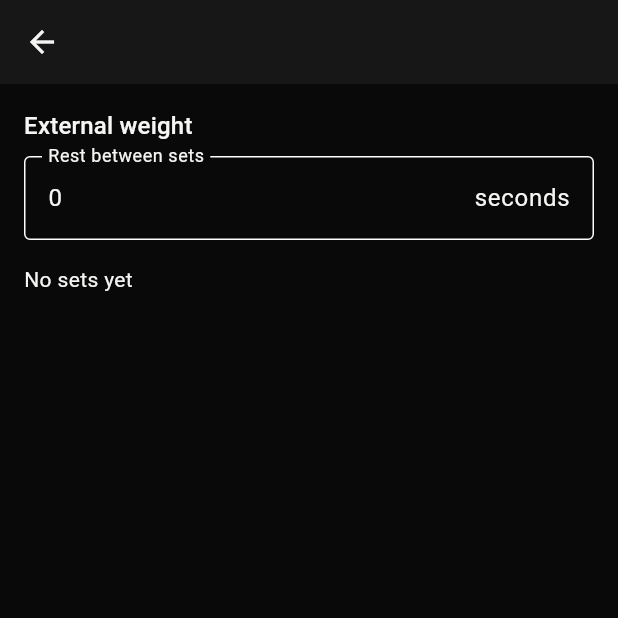
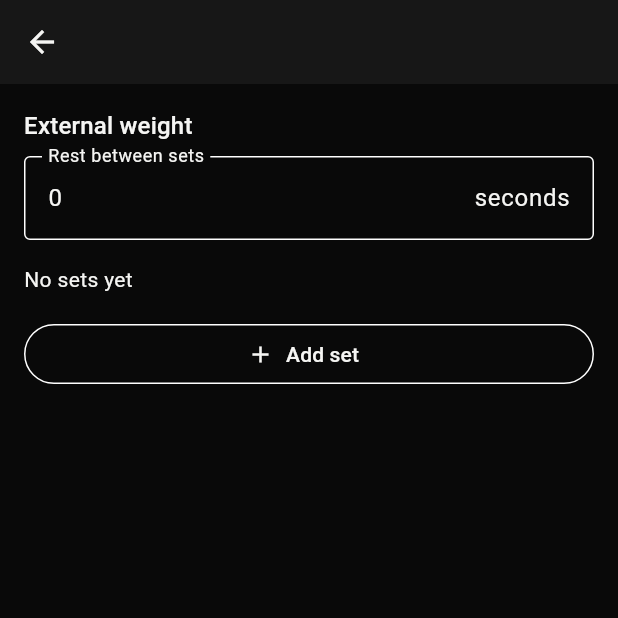
Before and after one commit to paranyu-lk/Flex-Gym-Application, a Flutter app: the ExerciseSetsPage screen opened directly with empty values, on a phone screen of 412 x 824 dp, the top half of it. Run offline on Flutter 3.47's test engine with Material 3 defaults, Android fonts, the phone set to English and light mode, and no system bars.

Commit message:
feat(programs): add sets button

```diff
--- a/lib/screens/exercise_sets_page.dart
+++ b/lib/screens/exercise_sets_page.dart
@@ -53,6 +53,26 @@ class _ExerciseSetsPageState extends State<ExerciseSetsPage> {
     super.dispose();
   }
 
+  void _addSet() {
+    final previousWeight = _weightControllers.isEmpty
+        ? ''
+        : _weightControllers.last.text;
+
+    final previousReps = _repsControllers.isEmpty
+        ? ''
+        : _repsControllers.last.text;
+
+    setState(() {
+      _weightControllers.add(
+        TextEditingController(
+          text: widget.exercise.usesWeight ? previousWeight : '',
+        ),
+      );
+
+      _repsControllers.add(TextEditingController(text: previousReps));
+    });
+  }
+
   @override
   Widget build(BuildContext context) {
     final exercise = widget.exercise;
@@ -81,7 +101,7 @@ class _ExerciseSetsPageState extends State<ExerciseSetsPage> {
             ),
           ),
           const SizedBox(height: 16),
-          if (exercise.sets.isEmpty)
+          if (_repsControllers.isEmpty)
             const Text('No sets yet')
           else
             SingleChildScrollView(
@@ -96,7 +116,7 @@ class _ExerciseSetsPageState extends State<ExerciseSetsPage> {
                     ),
                   const DataColumn(label: Text('Reps'), numeric: true),
                 ],
-                rows: List.generate(exercise.sets.length, (index) {
+                rows: List.generate(_repsControllers.length, (index) {
                   return DataRow(
                     cells: [
                       DataCell(Text('${index + 1}')),
@@ -137,6 +157,12 @@ class _ExerciseSetsPageState extends State<ExerciseSetsPage> {
                 }),
               ),
             ),
+          const SizedBox(height: 16),
+          OutlinedButton.icon(
+            onPressed: _addSet,
+            icon: const Icon(Icons.add),
+            label: const Text('Add set'),
+          ),
         ],
       ),
     );
```
